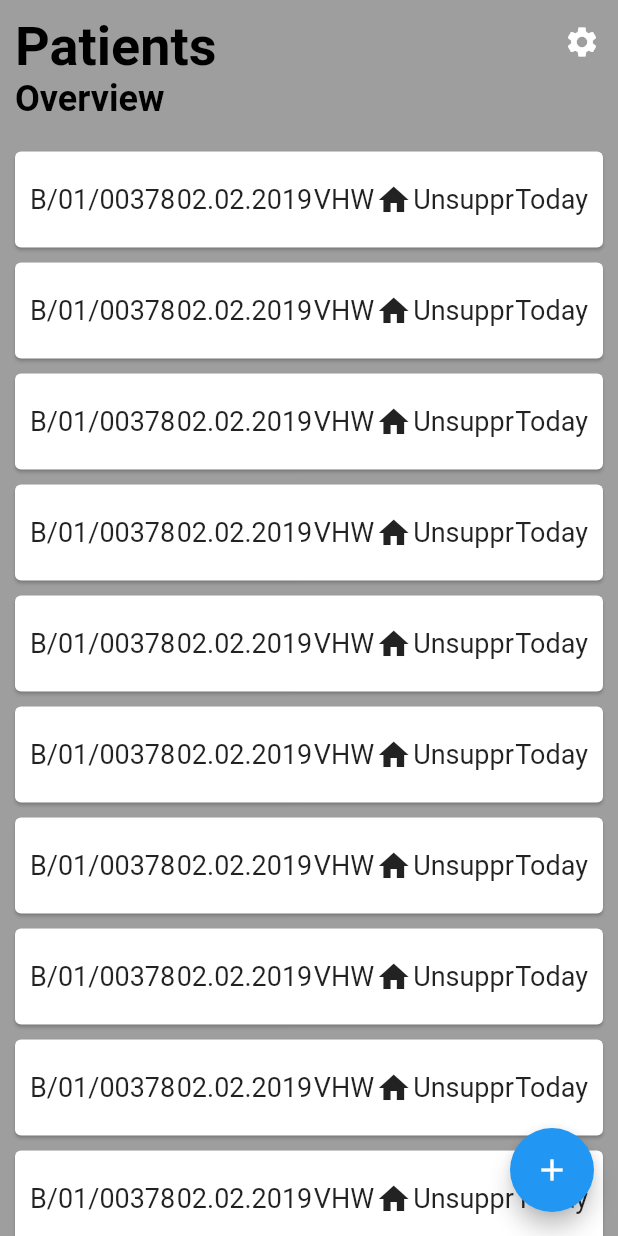
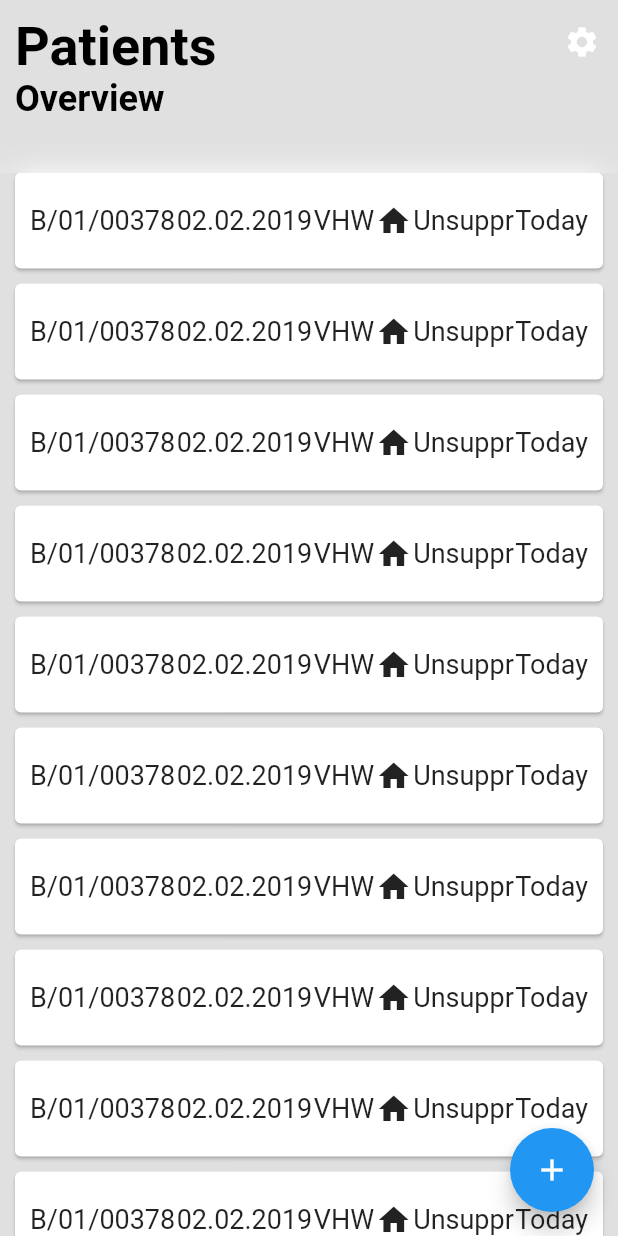
Before and after one commit to chrisly-bear/PEBRApp, a Flutter app: the screen it shows after launch, on a phone screen of 412 x 824 dp. Run offline on Flutter 3.47's test engine with Material 2 defaults, Android fonts, the phone set to English and light mode, and no system bars.

Commit message:
Made AppBar transparent and blurry, list scrolls behind AppBar.

```diff
--- a/lib/main.dart
+++ b/lib/main.dart
@@ -1,4 +1,5 @@
 import 'package:flutter/material.dart';
+import 'dart:ui';
 
 void main() => runApp(MyApp());
 
@@ -11,6 +12,8 @@ class MyApp extends StatelessWidget {
 
 class PEBRApp extends StatelessWidget {
 
+  final _appBarHeight = 115.0;
+
   @override
   Widget build(BuildContext context) {
     return MaterialApp(
@@ -22,25 +25,36 @@ class PEBRApp extends StatelessWidget {
 
   _home(BuildContext context) {
     return Scaffold(
-      backgroundColor: Colors.grey,
-      appBar: _customHeightAppBar(),
+        backgroundColor: Color.fromARGB(255, 224, 224, 224),
         floatingActionButton: FloatingActionButton(
           onPressed: () => {},
           child: Icon(Icons.add),
         ),
-      body: _buildPatientTable(context),
-    );
+        body: Stack(
+          children: <Widget>[
+            _buildPatientTable(context),
+            Container(
+              height: _appBarHeight,
+              child: ClipRect(
+                child: BackdropFilter(
+                  filter: new ImageFilter.blur(sigmaX: 10.0, sigmaY: 10.0),
+                  child: _customHeightAppBar(),
+                ),
+              ),
+            ),
+          ],
+        ));
   }
 
   _customHeightAppBar() {
     return AppBar(
-      backgroundColor: Color.fromARGB(0, 0, 0, 0),
+      backgroundColor: Colors.transparent,
       elevation: 0,
       // This is a hack so we can increase the height of the AppBar
-      bottom: PreferredSize(
-        child: Container(),
-        preferredSize: Size.fromHeight(35),
-      ),
+//      bottom: PreferredSize(
+//        child: Container(),
+//        preferredSize: Size.fromHeight(35),
+//      ),
       flexibleSpace: PageHeader(title: 'Patients', subtitle: 'Overview'),
       actions: <Widget>[
         IconButton(
@@ -61,7 +75,13 @@ class PEBRApp extends StatelessWidget {
     final _paddingVertical = 10.0;
     final _paddingHorizontal = 10.0;
 
-      var _patients = <Widget>[];
+    var _patients = <Widget>[
+      // container acting as margin for the app bar
+      Container(
+        height: _appBarHeight - 10,
+        color: Colors.transparent,
+      )
+    ];
     final numberOfPatients = 20;
     for (var i = 0; i < numberOfPatients; i++) {
       _patients.add(Card(
@@ -112,7 +132,6 @@ class PEBRApp extends StatelessWidget {
       ),
     );
   }
-
 }
 
 class PageHeader extends StatelessWidget {
@@ -128,8 +147,7 @@ class PageHeader extends StatelessWidget {
     return SafeArea(
       child: Padding(
           padding: EdgeInsets.symmetric(horizontal: 10.0, vertical: 10.0),
-          child: _buildTitleAndSubtitle(_title, _subtitle)
-        ),
+          child: _buildTitleAndSubtitle(_title, _subtitle)),
     );
   }
 
```
Lines whose indentation alone changed are shown as unchanged.
